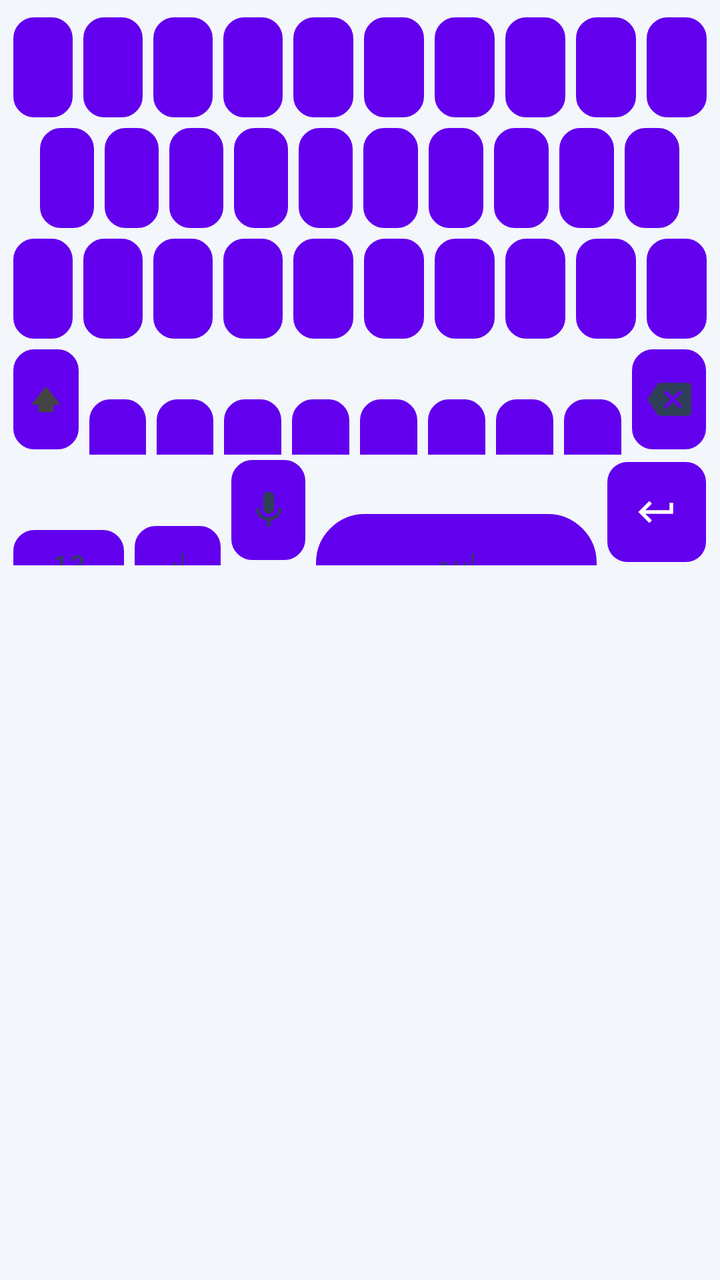
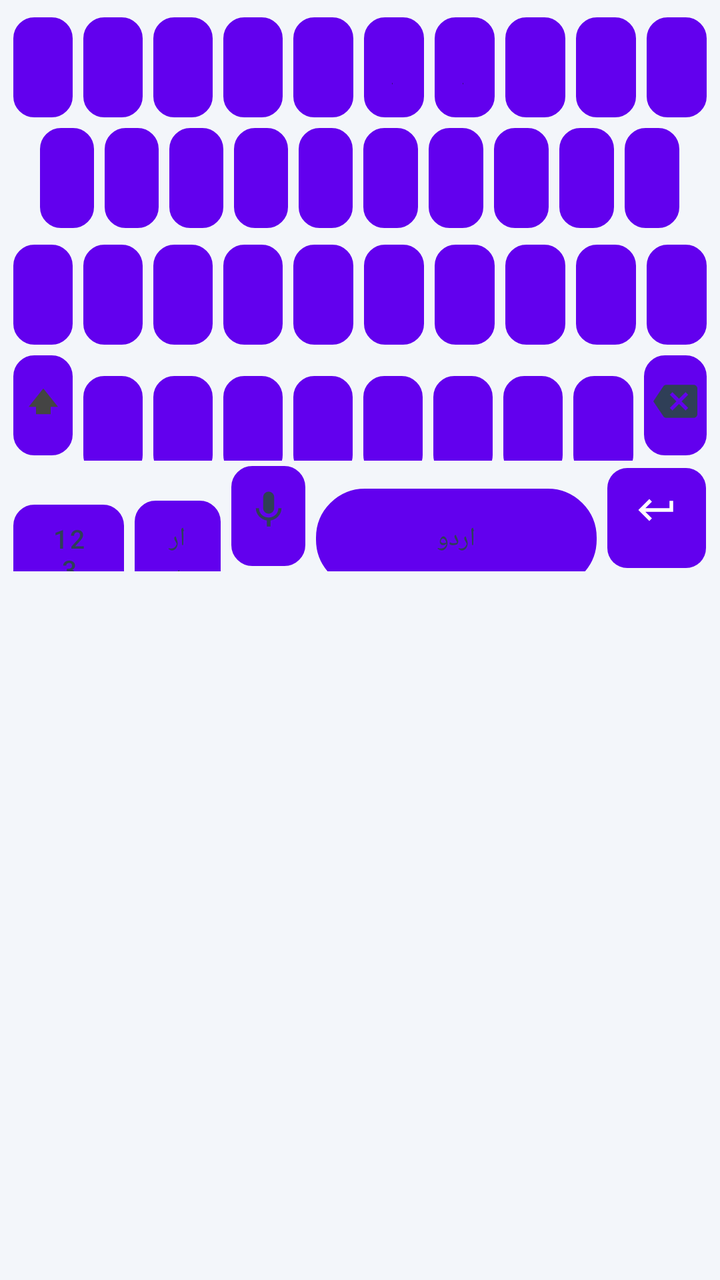

Compare the two renders of this Android layout. The source of the first and the diff that turns it into the second are given below.
<!-- AndroidManifest.xml: fallback theme Theme.MaterialComponents.DayNight.NoActionBar -->
<!-- res/layout/keyboard_urdu.xml -->
<?xml version="1.0" encoding="utf-8"?>
<LinearLayout xmlns:android="http://schemas.android.com/apk/res/android"
    android:layout_width="match_parent"
    android:layout_height="wrap_content"
    android:background="@color/kb_bg_light"
    android:clipToPadding="false"
    android:layoutDirection="ltr"
    android:orientation="vertical"
    android:paddingStart="4dp"
    android:paddingEnd="4dp"
    android:paddingTop="6dp">

    
    <LinearLayout
        android:layout_width="match_parent"
        android:layout_height="wrap_content"
        android:orientation="horizontal">
        <Button android:id="@+id/urdu_key_1"  style="@style/KeyboardButton" android:text="ض" />
        <Button android:id="@+id/urdu_key_2"  style="@style/KeyboardButton" android:text="ص" />
        <Button android:id="@+id/urdu_key_3"  style="@style/KeyboardButton" android:text="ث" />
        <Button android:id="@+id/urdu_key_4"  style="@style/KeyboardButton" android:text="ق" />
        <Button android:id="@+id/urdu_key_5"  style="@style/KeyboardButton" android:text="ف" />
        <Button android:id="@+id/urdu_key_6"  style="@style/KeyboardButton" android:text="غ" />
        <Button android:id="@+id/urdu_key_7"  style="@style/KeyboardButton" android:text="ع" />
        <Button android:id="@+id/urdu_key_8"  style="@style/KeyboardButton" android:text="ہ" />
        <Button android:id="@+id/urdu_key_9"  style="@style/KeyboardButton" android:text="خ" />
        <Button android:id="@+id/urdu_key_10" style="@style/KeyboardButton" android:text="ح" />
    </LinearLayout>

    
    <LinearLayout
        android:layout_width="match_parent"
        android:layout_height="wrap_content"
        android:orientation="horizontal">
        <View android:layout_width="0dp" android:layout_height="0dp" android:layout_weight="0.5" />
        <Button android:id="@+id/urdu_key_11" style="@style/KeyboardButton" android:text="ج" />
        <Button android:id="@+id/urdu_key_12" style="@style/KeyboardButton" android:text="چ" />
        <Button android:id="@+id/urdu_key_13" style="@style/KeyboardButton" android:text="ظ" />
        <Button android:id="@+id/urdu_key_14" style="@style/KeyboardButton" android:text="ط" />
        <Button android:id="@+id/urdu_key_15" style="@style/KeyboardButton" android:text="ز" />
        <Button android:id="@+id/urdu_key_16" style="@style/KeyboardButton" android:text="ر" />
        <Button android:id="@+id/urdu_key_17" style="@style/KeyboardButton" android:text="ذ" />
        <Button android:id="@+id/urdu_key_18" style="@style/KeyboardButton" android:text="د" />
        <Button android:id="@+id/urdu_key_19" style="@style/KeyboardButton" android:text="ڈ" />
        <Button android:id="@+id/urdu_key_20" style="@style/KeyboardButton" android:text="ب" />
        <View android:layout_width="0dp" android:layout_height="0dp" android:layout_weight="0.5" />
    </LinearLayout>

    
    <LinearLayout
        android:layout_width="match_parent"
        android:layout_height="wrap_content"
        android:orientation="horizontal">
        <Button android:id="@+id/urdu_key_21" style="@style/KeyboardButton" android:text="پ" />
        <Button android:id="@+id/urdu_key_22" style="@style/KeyboardButton" android:text="ت" />
        <Button android:id="@+id/urdu_key_23" style="@style/KeyboardButton" android:text="ٹ" />
        <Button android:id="@+id/urdu_key_24" style="@style/KeyboardButton" android:text="ش" />
        <Button android:id="@+id/urdu_key_25" style="@style/KeyboardButton" android:text="س" />
        <Button android:id="@+id/urdu_key_26" style="@style/KeyboardButton" android:text="ک" />
        <Button android:id="@+id/urdu_key_27" style="@style/KeyboardButton" android:text="گ" />
        <Button android:id="@+id/urdu_key_28" style="@style/KeyboardButton" android:text="ل" />
        <Button android:id="@+id/urdu_key_29" style="@style/KeyboardButton" android:text="م" />
        <Button android:id="@+id/urdu_key_30" style="@style/KeyboardButton" android:text="ن" />
    </LinearLayout>

    
    <LinearLayout
        android:layout_width="match_parent"
        android:layout_height="wrap_content"
        android:orientation="horizontal">

        <Button
            android:id="@+id/urdu_key_shift"
            style="@style/KeyboardButtonShift"
            android:text=""
            android:drawableTop="@drawable/ic_shift"
            android:drawablePadding="0dp" />

        <Button android:id="@+id/urdu_key_31" style="@style/KeyboardButton" android:text="و" />
        <Button android:id="@+id/urdu_key_32" style="@style/KeyboardButton" android:text="ے" />
        <Button android:id="@+id/urdu_key_33" style="@style/KeyboardButton" android:text="ی" />
        <Button android:id="@+id/urdu_key_34" style="@style/KeyboardButton" android:text="ئ" />
        <Button android:id="@+id/urdu_key_35" style="@style/KeyboardButton" android:text="ؤ" />
        <Button android:id="@+id/urdu_key_36" style="@style/KeyboardButton" android:text="ا" />
        <Button android:id="@+id/urdu_key_37" style="@style/KeyboardButton" android:text="آ" />
        <Button android:id="@+id/urdu_key_38" style="@style/KeyboardButton" android:text="ژ" />

        <Button
            android:id="@+id/urdu_backspace"
            style="@style/KeyboardButtonIcon"
            android:text=""
            android:drawableTop="@drawable/ic_backspace"
            android:drawablePadding="0dp" />
    </LinearLayout>

    
    <LinearLayout
        android:layout_width="match_parent"
        android:layout_height="wrap_content"
        android:orientation="horizontal">

        <Button
            android:id="@+id/urdu_key_symbols"
            style="@style/KeyboardButtonBottomSmall"
            android:text="123" />

        <Button
            android:id="@+id/urdu_key_language"
            style="@style/KeyboardButtonLanguage"
            android:text="اردو" />

        <Button
            android:id="@+id/urdu_key_voice"
            style="@style/KeyboardButtonMic"
            android:text=""
            android:drawableTop="@drawable/ic_mic"
            android:drawablePadding="0dp" />

        <Button
            android:id="@+id/urdu_key_space"
            style="@style/KeyboardButtonSpace"
            android:text="اردو" />

        <Button
            android:id="@+id/urdu_key_enter"
            style="@style/KeyboardButtonEnter"
            android:layout_weight="1.2"
            android:text=""
            android:drawableTop="@drawable/ic_enter"
            android:drawablePadding="0dp" />
    </LinearLayout>

</LinearLayout>
<!-- resources referenced by this layout -->
<resources>
  <color name="kb_bg_light">#F3F6FA</color>
  <!-- drawable ic_enter (drawable) -->
  <?xml version="1.0" encoding="utf-8"?>
  <vector xmlns:android="http://schemas.android.com/apk/res/android"
      android:width="22dp"
      android:height="22dp"
      android:viewportWidth="24"
      android:viewportHeight="24">
      <path
          android:fillColor="#FFFFFF"
          android:pathData="M19,7v4H5.83l3.58,-3.59L8,6l-6,6 6,6 1.41,-1.41L5.83,13H21V7z" />
  </vector>
  <!-- drawable ic_shift (drawable) -->
  <?xml version="1.0" encoding="utf-8"?>
  <vector xmlns:android="http://schemas.android.com/apk/res/android"
      android:width="22dp"
      android:height="22dp"
      android:viewportWidth="24"
      android:viewportHeight="24">
      <path
          android:fillColor="#444444"
          android:pathData="M4,15h4v4h8v-4h4L12,5L4,15z" />
  </vector>
  <style name="KeyboardButtonBottomSmall" parent="KeyboardButtonFunctional">
          <item name="android:layout_weight">1.35</item>
          <item name="android:textSize">13sp</item>
      </style>
  <style name="KeyboardButtonEnter" parent="KeyboardButton">
          <item name="android:layout_weight">1.4</item>
          <item name="android:background">@drawable/key_background_enter</item>
          <item name="android:textColor">@color/kb_enter_text</item>
          <item name="android:textSize">13sp</item>
          <item name="android:paddingTop">8dp</item>
          <item name="android:paddingBottom">8dp</item>
          <item name="android:drawableTint">@color/kb_enter_text</item>
      </style>
  <style name="KeyboardButtonIcon" parent="KeyboardButtonFunctional">
          <item name="android:layout_weight">1.3</item>
          <item name="android:paddingTop">8dp</item>
          <item name="android:paddingBottom">8dp</item>
          <item name="android:drawableTint">@color/kb_icon_light</item>
      </style>
  <style name="KeyboardButtonLanguage" parent="KeyboardButtonFunctional">
          <item name="android:layout_weight">1.05</item>
          <item name="android:textSize">13sp</item>
      </style>
  <style name="KeyboardButtonMic" parent="KeyboardButtonFunctional">
          <item name="android:layout_weight">0.9</item>
          <item name="android:paddingTop">8dp</item>
          <item name="android:paddingBottom">8dp</item>
          <item name="android:drawableTint">@color/kb_icon_light</item>
      </style>
  <style name="KeyboardButtonShift" parent="KeyboardButtonIcon">
          <item name="android:layout_weight">1.15</item>
          <item name="android:drawableTint">@null</item>
      </style>
  <style name="KeyboardButtonSpace" parent="KeyboardButton">
          <item name="android:layout_weight">3.4</item>
          <item name="android:background">@drawable/key_background_space</item>
          <item name="android:textSize">13sp</item>
          <item name="android:textColor">@color/kb_text_functional_light</item>
          <item name="android:fontFamily">sans-serif</item>
      </style>
  <color name="kb_text_primary_light">#1A1C1E</color>
  <style name="KeyboardButtonFunctional" parent="KeyboardButton">
          <item name="android:background">@drawable/key_background_functional</item>
          <item name="android:textColor">@color/kb_text_functional_light</item>
          <item name="android:textSize">14sp</item>
          <item name="android:fontFamily">sans-serif-medium</item>
      </style>
  <color name="kb_enter_text">#FFFFFF</color>
  <color name="kb_icon_light">#2F3F57</color>
  <color name="kb_text_functional_light">#2F3F57</color>
  <color name="kb_ripple_light">#1F0B57D0</color>
  <color name="kb_key_light">#FFFFFF</color>
  <color name="kb_key_stroke_light">#D5DEE8</color>
  <color name="kb_accent">#0B57D0</color>
  <color name="kb_key_functional_light">#EAF1FA</color>
  <!-- unchanged entries left out for length: 7 -->
</resources>

<!-- the commit's change to res/layout/keyboard_urdu.xml (unified diff, before → after) -->
@@ -31,6 +31,9 @@
     <LinearLayout
         android:layout_width="match_parent"
         android:layout_height="wrap_content"
+        android:baselineAligned="false"
+        android:gravity="center_vertical"
+        android:layout_marginBottom="3dp"
         android:orientation="horizontal">
         <View android:layout_width="0dp" android:layout_height="0dp" android:layout_weight="0.5" />
         <Button android:id="@+id/urdu_key_11" style="@style/KeyboardButton" android:text="ج" />
<!-- resource entries referenced after the edit -->
@@ -28,18 +28,21 @@
           <item name="android:textSize">13sp</item>
       </style>
   <style name="KeyboardButtonEnter" parent="KeyboardButton">
-          <item name="android:layout_weight">1.4</item>
+          <item name="android:layout_weight">0.95</item>
           <item name="android:background">@drawable/key_background_enter</item>
           <item name="android:textColor">@color/kb_enter_text</item>
-          <item name="android:textSize">13sp</item>
-          <item name="android:paddingTop">8dp</item>
-          <item name="android:paddingBottom">8dp</item>
+          <item name="android:textSize">0sp</item>
+          <item name="android:paddingTop">4dp</item>
+          <item name="android:paddingBottom">4dp</item>
+          <item name="android:gravity">center</item>
           <item name="android:drawableTint">@color/kb_enter_text</item>
       </style>
   <style name="KeyboardButtonIcon" parent="KeyboardButtonFunctional">
-          <item name="android:layout_weight">1.3</item>
-          <item name="android:paddingTop">8dp</item>
-          <item name="android:paddingBottom">8dp</item>
+          <item name="android:layout_weight">1.04</item>
+          <item name="android:paddingTop">6dp</item>
+          <item name="android:paddingBottom">6dp</item>
+          <item name="android:textSize">0sp</item>
+          <item name="android:gravity">center</item>
           <item name="android:drawableTint">@color/kb_icon_light</item>
       </style>
   <style name="KeyboardButtonLanguage" parent="KeyboardButtonFunctional">
@@ -48,12 +51,14 @@
       </style>
   <style name="KeyboardButtonMic" parent="KeyboardButtonFunctional">
           <item name="android:layout_weight">0.9</item>
-          <item name="android:paddingTop">8dp</item>
-          <item name="android:paddingBottom">8dp</item>
+          <item name="android:paddingTop">5dp</item>
+          <item name="android:paddingBottom">5dp</item>
+          <item name="android:textSize">0sp</item>
+          <item name="android:gravity">center</item>
           <item name="android:drawableTint">@color/kb_icon_light</item>
       </style>
   <style name="KeyboardButtonShift" parent="KeyboardButtonIcon">
-          <item name="android:layout_weight">1.15</item>
+          <item name="android:layout_weight">1.0</item>
           <item name="android:drawableTint">@null</item>
       </style>
   <style name="KeyboardButtonSpace" parent="KeyboardButton">
